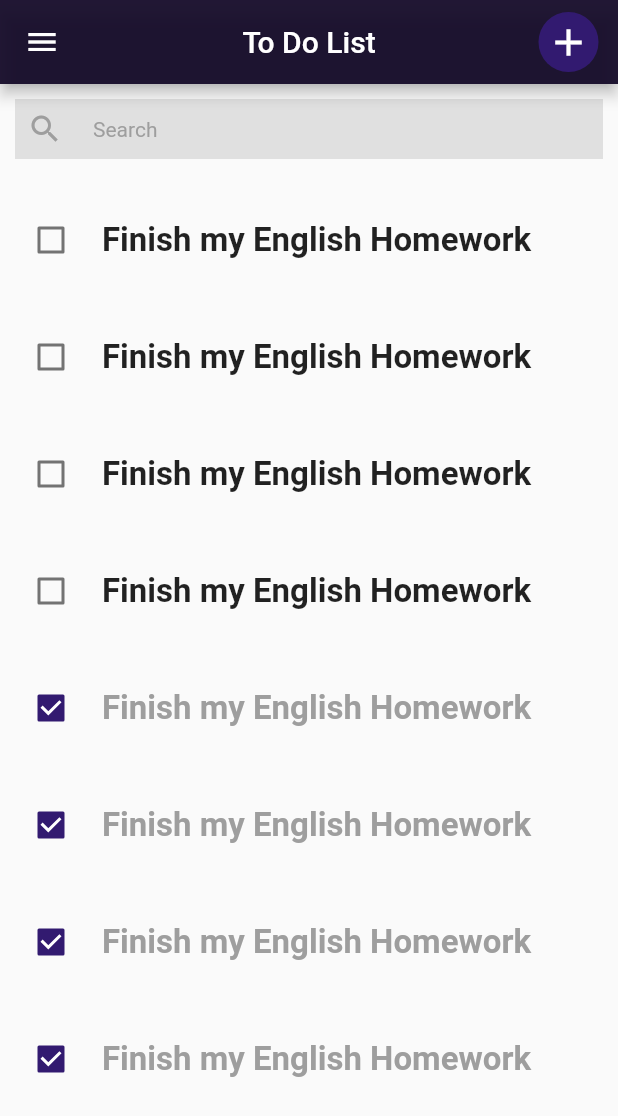
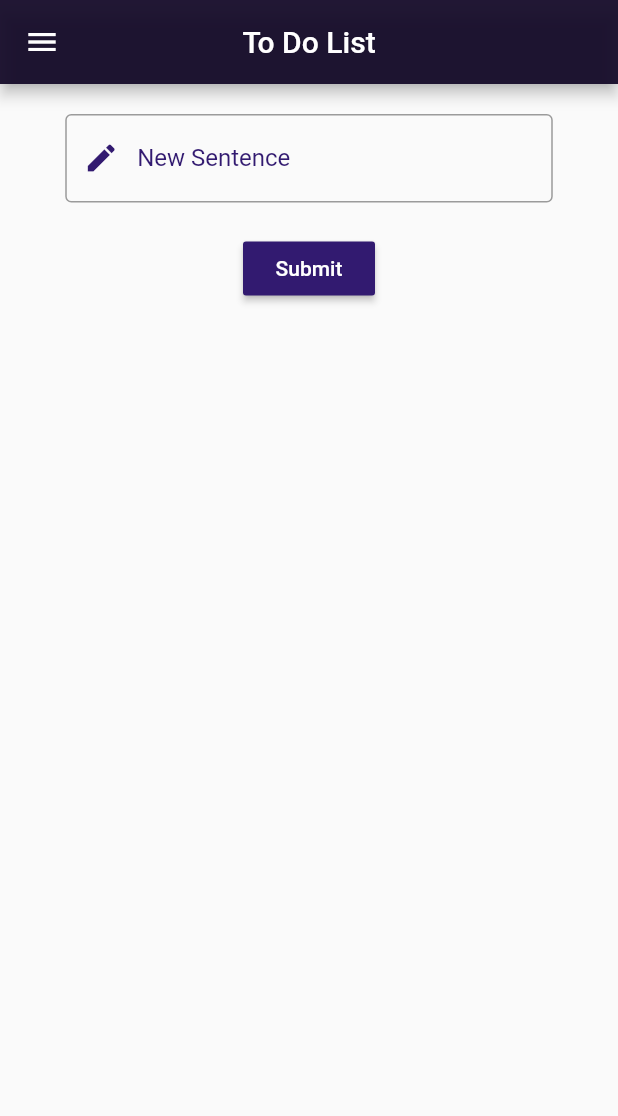
Before and after one commit to RanaHisham18/MyFlutTodo, a Flutter app: the screen it shows after launch, on a phone screen of 412 x 824 dp. Shown: the top 1116 px of the screen. Run offline on Flutter 3.47's test engine with Material 2 defaults, Android fonts, the phone set to English and light mode, and no system bars.

Commit message:
Implement the dynamic todo list that takes dynamic items and can be checked and unchecked

```diff
--- a/lib/main.dart
+++ b/lib/main.dart
@@ -10,7 +10,7 @@ class MyApp extends StatelessWidget {
   Widget build(BuildContext context) {
     return const MaterialApp(
       debugShowCheckedModeBanner: false,
-      home: To_Do_List(),
+      home: to_do_list(),
     );
   }
 }
--- a/lib/to_do.dart
+++ b/lib/to_do.dart
@@ -1,9 +1,17 @@
-import 'dart:ui';
-
 import 'package:flutter/material.dart';
 
-class To_Do_List extends StatelessWidget {
-  const To_Do_List({Key? key}) : super(key: key);
+class to_do_list extends StatefulWidget {
+  const to_do_list({Key? key}) : super(key: key);
+
+  @override
+  State<to_do_list> createState() => to_do_state();
+}
+
+class to_do_state extends State<to_do_list> {
+  TextEditingController newSentence = TextEditingController();
+  List<String> sentences = [];
+  List<bool> checkboxValues = [];
+  List<Color> textColors = [];
 
   @override
   Widget build(BuildContext context) {
@@ -13,221 +21,82 @@ class To_Do_List extends StatelessWidget {
         backgroundColor: const Color(0xff0140a28),
         leading: const Icon(Icons.menu),
         title: const Text("To Do List"),
-        actions: [
-          IconButton(
-            onPressed: () {},
-            iconSize: 50,
-            icon: const CircleAvatar(
-              backgroundColor: Color(0xff321a70),
-              radius: 50,
-              child: Icon(Icons.add, size: 30, color: Colors.white),
       ),
-          ),
-        ],
-      ),
-      body: Padding(
-        padding: const EdgeInsets.all(10.0),
-        child: Container(
+      body: Container(
         width: double.infinity,
         child: Column(
           children: [
+            const SizedBox(
+              height: 20,
+            ),
             Container(
-                color: Colors.grey[300],
-                padding: const EdgeInsets.all(8),
-                child: Row(
-                  children: const [
-                    Icon(
-                      Icons.search,
-                      color: Colors.grey,
+              width: 325,
+              child: TextFormField(
+                controller: newSentence,
+                decoration: const InputDecoration(
+                  labelText: "New Sentence",
+                  labelStyle: TextStyle(color: Color(0xff321a70)),
+                  border: OutlineInputBorder(),
+                  focusedBorder: OutlineInputBorder(
+                      borderSide: BorderSide(color: Color(0xff321a70))),
+                  prefixIcon: Icon(Icons.edit),
+                  prefixIconColor: Color(0xff321a70),
                 ),
-                    SizedBox(
-                      width: 20,
-                    ),
-                    Text("Search",
-                        style: TextStyle(
-                          color: Colors.grey,
-                        ))
-                  ],
               ),
             ),
             const SizedBox(
-                height: 30,
+              height: 20,
             ),
-              Row(
+            MaterialButton(
+              onPressed: () {
+                setState(() {
+                  sentences.add(newSentence.text);
+                  checkboxValues.add(false);
+                  textColors.add(const Color(0xff321a70));
+                  newSentence.clear();
+                });
+              },
+              color: const Color(0xff321a70),
+              textColor: Colors.white,
+              child: const Text('Submit'),
+            ),
+            const SizedBox(
+              height: 20,
+            ),
+            ListView.builder(
+                shrinkWrap: true,
+                itemCount: sentences.length,
+                itemBuilder: (context, index) {
+                  return Row(
                     children: [
                       Checkbox(
-                    value: false,
+                        value: checkboxValues[index],
                         onChanged: (value) {
-                      print("Finished");
+                          setState(() {
+                            checkboxValues[index] = value!;
+                            if (value) {
+                              textColors[index] = Colors.grey;
+                            } else {
+                              textColors[index] = Color(0xff321a70);
+                            }
+                          });
                         },
+                        activeColor: const Color(0xff321a70),
                       ),
                       const SizedBox(
                         width: 10,
                       ),
-                  const Text(
-                    "Finish my English Homework",
-                    style: TextStyle(fontSize: 22, fontWeight: FontWeight.bold),
+                      Text(
+                        sentences[index],
+                        style: TextStyle(
+                            fontSize: 20,
+                            fontWeight: FontWeight.bold,
+                            color: textColors[index]),
                       )
                     ],
-              ),
-              const SizedBox(
-                height: 30,
-              ),
-              Row(
-                children: [
-                  Checkbox(
-                    value: false,
-                    onChanged: (value) {
-                      print("Finished");
-                    },
-                  ),
-                  const SizedBox(
-                    width: 10,
-                  ),
-                  const Text(
-                    "Finish my English Homework",
-                    style: TextStyle(fontSize: 22, fontWeight: FontWeight.bold),
-                  )
+                  );
+                }),
           ],
-              ),
-              const SizedBox(
-                height: 30,
-              ),
-              Row(
-                children: [
-                  Checkbox(
-                    value: false,
-                    onChanged: (value) {
-                      print("Finished");
-                    },
-                  ),
-                  const SizedBox(
-                    width: 10,
-                  ),
-                  const Text(
-                    "Finish my English Homework",
-                    style: TextStyle(fontSize: 22, fontWeight: FontWeight.bold),
-                  )
-                ],
-              ),
-              const SizedBox(
-                height: 30,
-              ),
-              Row(
-                children: [
-                  Checkbox(
-                    value: false,
-                    onChanged: (value) {
-                      print("Finished");
-                    },
-                  ),
-                  const SizedBox(
-                    width: 10,
-                  ),
-                  const Text(
-                    "Finish my English Homework",
-                    style: TextStyle(fontSize: 22, fontWeight: FontWeight.bold),
-                  )
-                ],
-              ),
-              const SizedBox(
-                height: 30,
-              ),
-              Row(
-                children: [
-                  Checkbox(
-                    value: true,
-                    activeColor: const Color(0xff321a70),
-                    onChanged: (value) {
-                      print("Finished");
-                    },
-                  ),
-                  const SizedBox(
-                    width: 10,
-                  ),
-                  const Text(
-                    "Finish my English Homework",
-                    style: TextStyle(
-                        fontSize: 22,
-                        fontWeight: FontWeight.bold,
-                        color: Colors.grey),
-                  )
-                ],
-              ),
-              const SizedBox(
-                height: 30,
-              ),
-              Row(
-                children: [
-                  Checkbox(
-                    activeColor: const Color(0xff321a70),
-                    value: true,
-                    onChanged: (value) {
-                      print("Finished");
-                    },
-                  ),
-                  const SizedBox(
-                    width: 10,
-                  ),
-                  const Text(
-                    "Finish my English Homework",
-                    style: TextStyle(
-                        fontSize: 22,
-                        fontWeight: FontWeight.bold,
-                        color: Colors.grey),
-                  )
-                ],
-              ),
-              const SizedBox(
-                height: 30,
-              ),
-              Row(
-                children: [
-                  Checkbox(
-                    activeColor: const Color(0xff321a70),
-                    value: true,
-                    onChanged: (value) {
-                      print("Finished");
-                    },
-                  ),
-                  const SizedBox(
-                    width: 10,
-                  ),
-                  const Text(
-                    "Finish my English Homework",
-                    style: TextStyle(
-                        fontSize: 22,
-                        fontWeight: FontWeight.bold,
-                        color: Colors.grey),
-                  )
-                ],
-              ),
-              const SizedBox(
-                height: 30,
-              ),
-              Row(
-                children: [
-                  Checkbox(
-                    activeColor: const Color(0xff321a70),
-                    value: true,
-                    onChanged: (value) {
-                      print("Finished");
-                    },
-                  ),
-                  const SizedBox(
-                    width: 10,
-                  ),
-                  const Text(
-                    "Finish my English Homework",
-                    style: TextStyle(
-                        fontSize: 22,
-                        fontWeight: FontWeight.bold,
-                        color: Colors.grey),
-                  )
-                ],
-              ),
-            ],
-          ),
         ),
       ),
     );
```
Lines whose indentation alone changed are shown as unchanged.
